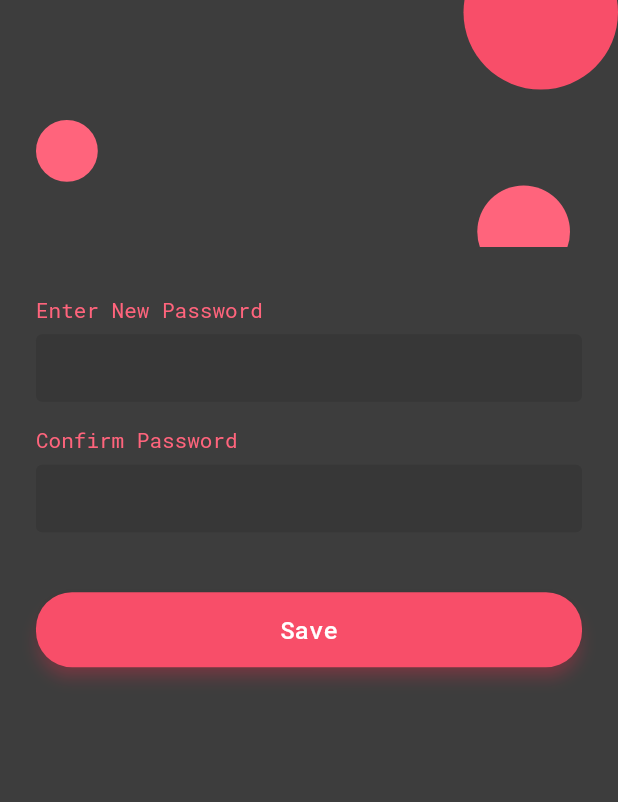
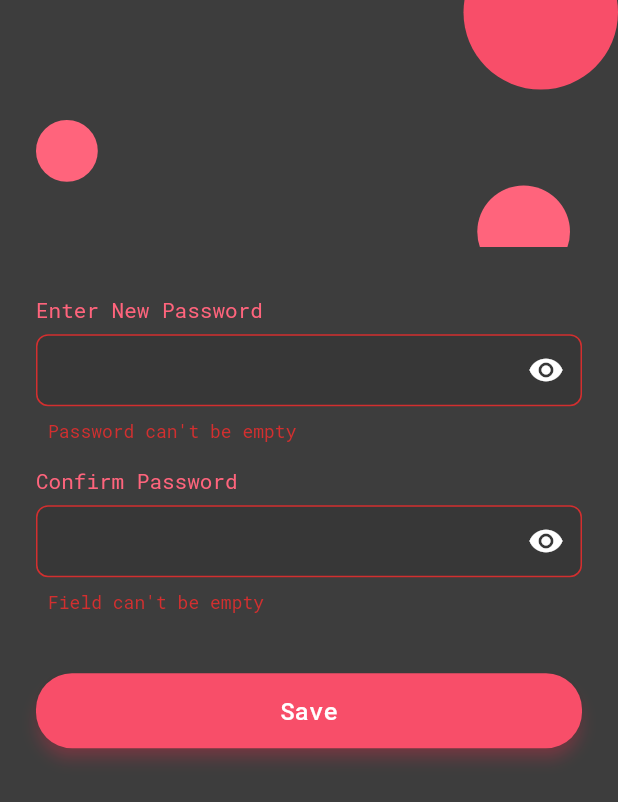
Before and after one commit to usmanabdulmajid/mobile-assesment, a Flutter app: the NewPasswordScreen screen opened directly, after a tap on "Save", on a phone screen of 412 x 824 dp. Shown: the top 802 px of the screen. Run offline on Flutter 3.47's test engine with Material 2 defaults, Android fonts, the phone set to English and light mode, and no system bars; our stand-ins replace pin_code_fields.

Commit message:
implement validation

```diff
--- a/lib/ui/screens/auth_screen.dart
+++ b/lib/ui/screens/auth_screen.dart
@@ -66,7 +66,6 @@ class _AuthScreenState extends State<AuthScreen> {
                               blurRadius: 4,
                             ),
                           ]),
-                      //alignment: Alignment.bottomCenter,
                       child: Column(
                         mainAxisAlignment: MainAxisAlignment.center,
                         children: [
@@ -108,7 +107,7 @@ class _AuthScreenState extends State<AuthScreen> {
                   ),
                 ],
               ),
-              const YMargin(kLargespace),
+              const YMargin(kmediumspace),
               Padding(
                 padding: const EdgeInsets.only(left: kmediumspace),
                 child: SizedBox(
@@ -183,7 +182,7 @@ class _AuthScreenState extends State<AuthScreen> {
                   ),
                 ),
               ),
-              const YMargin(kLargespace),
+              const YMargin(kmediumspace),
               Expanded(
                 child: IndexedStack(
                   index: authIndex,
--- a/lib/ui/screens/new_password_screen.dart
+++ b/lib/ui/screens/new_password_screen.dart
@@ -4,9 +4,12 @@ import 'package:mobile_assesment/ui/widgets/custom_textfield.dart';
 import 'package:mobile_assesment/utils/constants.dart';
 import 'package:mobile_assesment/utils/extensions.dart';
 import 'package:mobile_assesment/utils/spacing.dart';
+import 'package:mobile_assesment/utils/validator.dart';
 
-class NewPasswordScreen extends StatelessWidget {
+class NewPasswordScreen extends StatelessWidget with Validator {
   const NewPasswordScreen({Key? key}) : super(key: key);
+  static final _formkey = GlobalKey<FormState>();
+  static final _passwordController = TextEditingController();
 
   @override
   Widget build(BuildContext context) {
@@ -58,19 +61,43 @@ class NewPasswordScreen extends StatelessWidget {
             ],
           ),
           const YMargin(kLargespace),
-          Padding(
+          Form(
+            key: _formkey,
+            child: Padding(
               padding: const EdgeInsets.symmetric(horizontal: kmediumspace),
               child: Column(
                 children: [
-                const CustomTextfield(label: 'Enter New Password'),
+                  CustomTextfield(
+                    label: 'Enter New Password',
+                    password: true,
+                    textInputType: TextInputType.visiblePassword,
+                    controller: _passwordController,
+                    validator: validatePassword,
+                  ),
                   const YMargin(kspace),
-                const CustomTextfield(label: 'Confirm Password'),
+                  CustomTextfield(
+                    label: 'Confirm Password',
+                    password: true,
+                    textInputType: TextInputType.visiblePassword,
+                    validator: (value) {
+                      if (value!.isEmpty) {
+                        return 'Field can\'t be empty';
+                      }
+                      if (_passwordController.text != value) {
+                        return 'Password doesn\'t match';
+                      }
+                      return null;
+                    },
+                  ),
                   const YMargin(kxtralargespace),
                   BorderButton(
                     label: 'Save',
-                  onTap: () {},
+                    onTap: () {
+                      if (_formkey.currentState!.validate()) {}
+                    },
                   ),
                 ],
+              ),
             ),
           )
         ],
--- a/lib/ui/widgets/custom_textfield.dart
+++ b/lib/ui/widgets/custom_textfield.dart
@@ -3,41 +3,80 @@ import 'package:mobile_assesment/utils/constants.dart';
 import 'package:mobile_assesment/utils/extensions.dart';
 import 'package:mobile_assesment/utils/spacing.dart';
 
-class CustomTextfield extends StatelessWidget {
+class CustomTextfield extends StatefulWidget {
   final String label;
   final Color? labelColor;
   final TextEditingController? controller;
+  final TextInputType? textInputType;
+  final String? Function(String?)? validator;
+  final bool password;
   const CustomTextfield(
-      {Key? key, required this.label, this.labelColor, this.controller})
+      {Key? key,
+      required this.label,
+      this.labelColor,
+      this.controller,
+      this.textInputType,
+      this.validator,
+      this.password = false})
       : super(key: key);
-  Color get _labelColor => labelColor ?? const Color(0xffFF647C);
+
+  @override
+  State<CustomTextfield> createState() => _CustomTextfieldState();
+}
+
+class _CustomTextfieldState extends State<CustomTextfield> {
+  bool obscureText = false;
+  Color get _labelColor => widget.labelColor ?? const Color(0xffFF647C);
+  // bool get hasError =>
+  //     widget.validator?.call(widget.controller?.text)?.isNotEmpty ?? false;
+
   @override
   Widget build(BuildContext context) {
     return Column(
       crossAxisAlignment: CrossAxisAlignment.start,
       children: [
         Text(
-          label,
+          widget.label,
           style: TextStyle(
             color: _labelColor,
           ),
         ),
         const YMargin(ksmallspace),
-        Container(
-          width: context.width,
-          height: 45,
-          padding: const EdgeInsets.symmetric(horizontal: ksmallspace),
-          decoration: BoxDecoration(
-            borderRadius: BorderRadius.circular(ktinyspace),
-            color: const Color(0xff373737),
-          ),
-          alignment: Alignment.center,
-          child: TextFormField(
-            cursorColor: Colors.white,
-            controller: controller,
-            style: const TextStyle(color: Colors.white),
-            decoration: const InputDecoration.collapsed(hintText: ''),
-          ),
+        TextFormField(
+          cursorColor: Colors.white,
+          controller: widget.controller,
+          keyboardType: widget.textInputType,
+          validator: widget.validator,
+          obscureText: obscureText,
+          style: const TextStyle(color: Colors.white),
+          autovalidateMode: AutovalidateMode.onUserInteraction,
+          decoration: InputDecoration(
+              contentPadding: const EdgeInsets.fromLTRB(
+                  ksmallspace, ktinyspace, ktinyspace, ktinyspace),
+              fillColor: const Color(0xff373737),
+              filled: true,
+              border: OutlineInputBorder(
+                  borderRadius: BorderRadius.circular(ksmallspace),
+                  borderSide: const BorderSide(color: Colors.transparent)),
+              enabledBorder: OutlineInputBorder(
+                  borderRadius: BorderRadius.circular(ksmallspace),
+                  borderSide: const BorderSide(color: Colors.transparent)),
+              focusedBorder: OutlineInputBorder(
+                  borderRadius: BorderRadius.circular(ksmallspace),
+                  borderSide: const BorderSide(color: Colors.transparent)),
+              suffixIcon: widget.password
+                  ? GestureDetector(
+                      onTap: () {
+                        setState(() {
+                          obscureText = !obscureText;
+                        });
+                      },
+                      child: Icon(
+                        obscureText ? Icons.visibility_off : Icons.visibility,
+                        color: Colors.white,
+                      ),
+                    )
+                  : null),
         ),
       ],
     );
--- /dev/null
+++ b/lib/utils/validator.dart
@@ -0,0 +1,28 @@
+class Validator {
+  String? validateEmail(String? value) {
+    if (value!.isEmpty) {
+      return ('Email can\'t be empty');
+    }
+    if (!RegExp("^[a-zA-Z0-9+_.-]+@[a-zA-Z0-9.-]+.[a-z]").hasMatch(value)) {
+      return 'Enter a valid email';
+    }
+    return null;
+  }
+
+  String? validatePassword(String? password) {
+    if (password!.isEmpty) {
+      return 'Password can\'t be empty';
+    }
+    if (password.length < 7) {
+      return 'Enter valid password(min. 6 Character)';
+    }
+    return null;
+  }
+
+  String? validateName(String? name) {
+    if (name!.isEmpty) {
+      return 'Name field can\'t be empty';
+    }
+    return null;
+  }
+}
```
Also changed, not shown: lib/ui/screens/forgot_password_screen.dart (+14 -3 lines), lib/ui/screens/login_view.dart (+24 -8 lines), lib/ui/screens/signup_view.dart (+43 -10 lines). Lines whose indentation alone changed are shown as unchanged.
